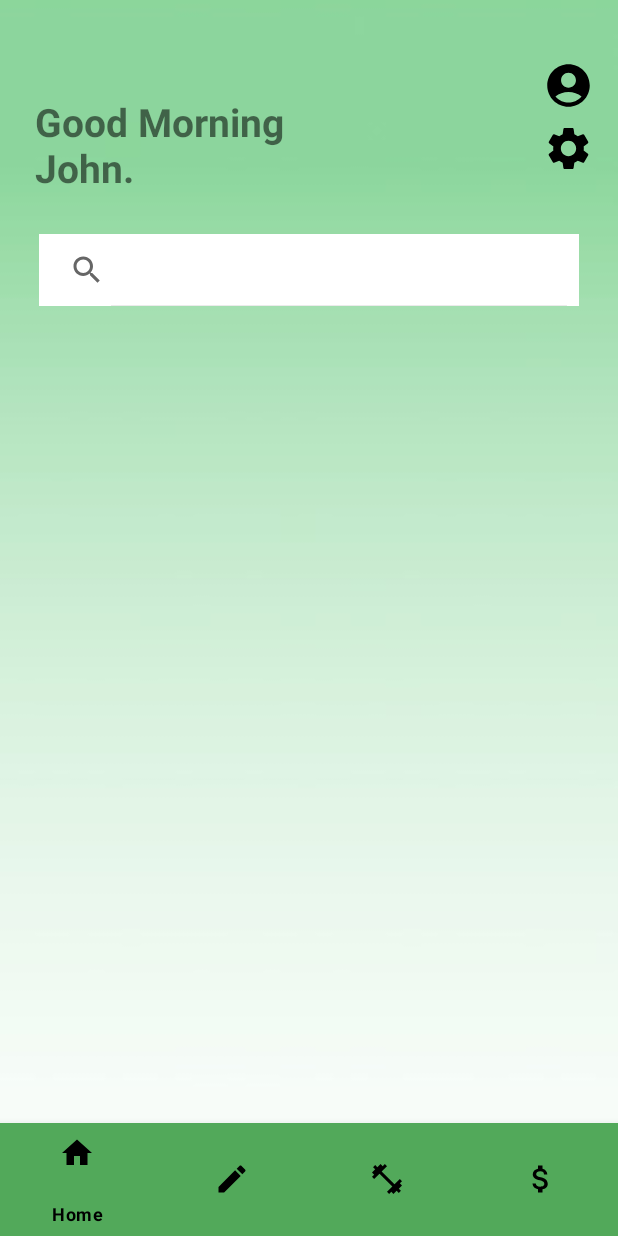
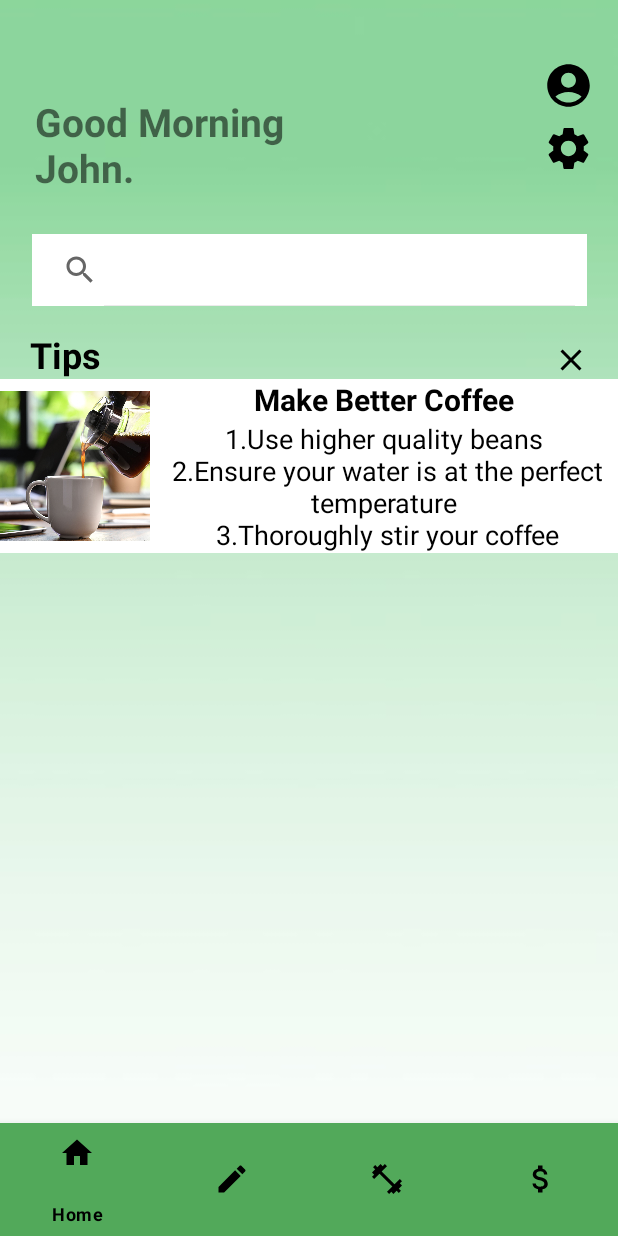
Before and after one commit to Coderman556/ANDECA2, an Android app: the screen it shows after launch (MainActivity), on a phone screen of 412 x 824 dp. Run offline under Robolectric (Android 15) with nearby library versions, the phone set to English and light mode, and no system bars.

Commit message:
Fixed nav bar

```diff
--- a/app/src/main/java/com/example/myapplication/MainActivity.java
+++ b/app/src/main/java/com/example/myapplication/MainActivity.java
@@ -1,9 +1,12 @@
 package com.example.myapplication;
 
+import androidx.annotation.NonNull;
 import androidx.appcompat.app.AppCompatActivity;
 
 import android.annotation.SuppressLint;
+import android.content.Intent;
 import android.os.Bundle;
+import android.view.MenuItem;
 import android.view.View;
 import android.widget.ImageView;
 import android.widget.TextView;
@@ -11,6 +14,8 @@ import android.widget.TextView;
 import androidx.appcompat.app.AppCompatActivity;
 import java.util.Calendar;
 import androidx.appcompat.widget.SearchView;
+
+import com.google.android.material.bottomnavigation.BottomNavigationView;
 
 
 public class MainActivity extends AppCompatActivity {
@@ -22,7 +27,7 @@ public class MainActivity extends AppCompatActivity {
         setContentView(R.layout.activity_main);
 
         ImageView backgroundImageView = findViewById(R.id.backgroundImageView);
-        backgroundImageView.setImageResource(R.drawable.homepagegradient); // Replace with your image resource
+        backgroundImageView.setImageResource(R.drawable.homepagegradient);
 
         TextView greetingTextView = findViewById(R.id.greetingTextView);
 
@@ -40,7 +45,7 @@ public class MainActivity extends AppCompatActivity {
 
         SearchView searchView = findViewById(R.id.searchView);
 
-        // Set OnClickListener for the entire SearchView
+        //OnClickListener for the searchbar
         searchView.setOnClickListener(new View.OnClickListener() {
             @Override
             public void onClick(View v) {
@@ -48,5 +53,27 @@ public class MainActivity extends AppCompatActivity {
                 // You can open a search activity, show suggestions, etc.
             }
         });
+
+//onClickLister for closing/opening tips section
+        ImageView closeButton = findViewById(R.id.closeButton);
+        closeButton.setOnClickListener(new View.OnClickListener() {
+            @Override
+            public void onClick(View v) {
+                View tipsLayout = findViewById(R.id.dailyTipsLayout);
+                ImageView closeButtonImage = (ImageView) v;
+
+                if (tipsLayout.getVisibility() == View.VISIBLE) {
+                    tipsLayout.setVisibility(View.GONE);
+                    // Change the image to the 'open' state
+                    closeButtonImage.setImageResource(R.drawable.ic_baseline_add_24);
+                } else {
+                    tipsLayout.setVisibility(View.VISIBLE);
+                    // Change the image to the 'close' state
+                    closeButtonImage.setImageResource(R.drawable.ic_baseline_close_24);
+                }
+            }
+        });
+        BottomNavigationHelper.setupBottomNavigation(this, R.id.home);
+
     }
 }
--- /dev/null
+++ b/app/src/main/res/drawable/ic_baseline_add_24.xml
@@ -0,0 +1,5 @@
+<vector android:height="24dp" android:tint="#000000"
+    android:viewportHeight="24" android:viewportWidth="24"
+    android:width="24dp" xmlns:android="http://schemas.android.com/apk/res/android">
+    <path android:fillColor="@android:color/white" android:pathData="M19,13h-6v6h-2v-6H5v-2h6V5h2v6h6v2z"/>
+</vector>
--- /dev/null
+++ b/app/src/main/res/drawable/ic_baseline_close_24.xml
@@ -0,0 +1,5 @@
+<vector android:height="24dp" android:tint="#000000"
+    android:viewportHeight="24" android:viewportWidth="24"
+    android:width="24dp" xmlns:android="http://schemas.android.com/apk/res/android">
+    <path android:fillColor="@android:color/white" android:pathData="M19,6.41L17.59,5 12,10.59 6.41,5 5,6.41 10.59,12 5,17.59 6.41,19 12,13.41 17.59,19 19,17.59 13.41,12z"/>
+</vector>
--- a/app/src/main/res/layout/activity_main.xml
+++ b/app/src/main/res/layout/activity_main.xml
@@ -13,7 +13,6 @@
         android:scaleType="centerCrop"
         android:src="@drawable/homepagegradient"
     />
-
     <LinearLayout
         android:layout_width="409dp"
         android:layout_height="729dp"
@@ -47,6 +46,7 @@
         />
     </LinearLayout>
 
+
     <ImageButton
         android:id="@+id/profileImageButton"
         android:layout_width="34dp"
@@ -74,7 +74,7 @@
 
     <androidx.appcompat.widget.SearchView
         android:id="@+id/searchView"
-        android:layout_width="360dp"
+        android:layout_width="370dp"
         android:layout_height="wrap_content"
         android:layout_marginTop="40dp"
         app:layout_constraintStart_toStartOf="parent"
@@ -84,6 +84,102 @@
         app:theme="@style/SearchViewStyle"
         android:background="@drawable/rounded_search_view"
         app:iconifiedByDefault="false" />
+
+<!--layout for entire tips section-->
+    <LinearLayout
+        android:id="@+id/tipsSectionLayout"
+        android:layout_width="match_parent"
+        android:layout_height="wrap_content"
+        android:orientation="vertical"
+        android:layout_marginTop="16dp"
+        app:layout_constraintStart_toStartOf="parent"
+        app:layout_constraintEnd_toEndOf="parent"
+        app:layout_constraintTop_toBottomOf="@id/searchView">
+
+        <!-- Linear layout for section title and close button -->
+        <LinearLayout
+            android:layout_width="match_parent"
+            android:layout_height="wrap_content"
+            android:orientation="horizontal"
+            android:gravity="start"
+            android:paddingEnd="8dp">
+
+            <!-- Title -->
+            <TextView
+                android:id="@+id/tipsTitleTextView"
+                android:layout_width="wrap_content"
+                android:layout_height="wrap_content"
+                android:text="Tips"
+                android:textSize="24sp"
+                android:textStyle="bold"
+                android:textColor="@android:color/black"
+                android:layout_marginLeft="20dp"
+                android:layout_gravity="start" />
+            <!-- Close button -->
+            <ImageView
+                android:id="@+id/closeButton"
+                android:layout_width="wrap_content"
+                android:layout_height="wrap_content"
+                android:src="@drawable/ic_baseline_close_24"
+                android:layout_marginTop="8dp"
+                android:layout_marginRight="8dp"
+                android:layout_marginLeft="301dp"
+                android:clickable="true"
+                android:focusable="true" />
+        </LinearLayout>
+
+<!--Content inside the tips section-->
+        <androidx.constraintlayout.widget.ConstraintLayout
+            android:id="@+id/dailyTipsLayout"
+            android:layout_width="match_parent"
+            android:layout_height="wrap_content"
+            android:background="#FFFFFF"
+            app:layout_constraintTop_toBottomOf="@+id/tipsTitleTextView"
+            app:layout_constraintBottom_toBottomOf="@+id/tipsSectionLayout">
+
+            <ImageView
+                android:id="@+id/dailyTipsImageView"
+                android:layout_width="100dp"
+                android:layout_height="100dp"
+                android:src="@drawable/dailytips_coffee"
+                android:scaleType="centerCrop"
+                app:layout_constraintStart_toStartOf="parent"
+                app:layout_constraintTop_toTopOf="parent"
+                app:layout_constraintBottom_toBottomOf="parent"
+                android:layout_marginEnd="8dp"/>
+
+            <TextView
+                android:id="@+id/dailyTipsTitleTextView"
+                android:layout_width="0dp"
+                android:layout_height="wrap_content"
+                android:text="Make Better Coffee"
+                android:textSize="20sp"
+                android:textStyle="bold"
+                android:textColor="@android:color/black"
+                android:gravity="center"
+                app:layout_constraintStart_toEndOf="@+id/dailyTipsImageView"
+                app:layout_constraintEnd_toEndOf="parent"
+                app:layout_constraintTop_toTopOf="parent"
+                app:layout_constraintBottom_toTopOf="@+id/dailyTipsTipTextView"/>
+
+
+            <TextView
+                android:id="@+id/dailyTipsTipTextView"
+                android:layout_width="0dp"
+                android:layout_height="wrap_content"
+                android:text="1.Use higher quality beans\n 2.Ensure your water is at the perfect temperature\n 3.Thoroughly stir your coffee"
+                android:textSize="18sp"
+                android:textColor="@android:color/black"
+                android:gravity="center"
+                app:layout_constraintStart_toEndOf="@+id/dailyTipsImageView"
+                app:layout_constraintEnd_toEndOf="parent"
+                app:layout_constraintTop_toBottomOf="@+id/dailyTipsTitleTextView"
+                app:layout_constraintBottom_toBottomOf="parent"/>
+
+
+        </androidx.constraintlayout.widget.ConstraintLayout>
+    </LinearLayout>
+
 
     <com.google.android.material.bottomnavigation.BottomNavigationView
         android:id="@+id/bottomNavigationView"
```
Also changed, not shown: app/src/main/AndroidManifest.xml (+7 -0 lines), app/src/main/java/com/example/myapplication/BottomNavigationHelper.java (added, +58 -0 lines), app/src/main/java/com/example/myapplication/Notes.java (added, +43 -0 lines), app/src/main/res/layout/activity_notes.xml (added, +74 -0 lines), app/src/main/res/drawable/dailytips_coffee.jpg (added).
